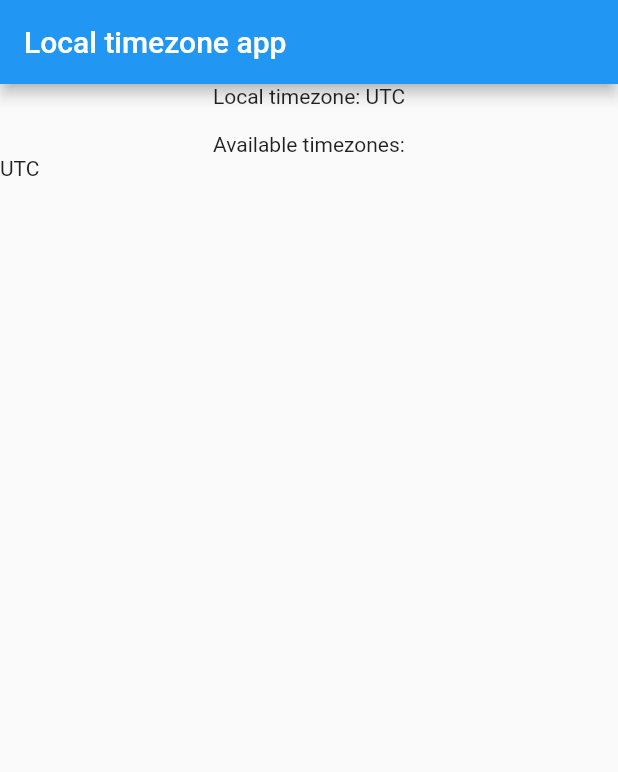
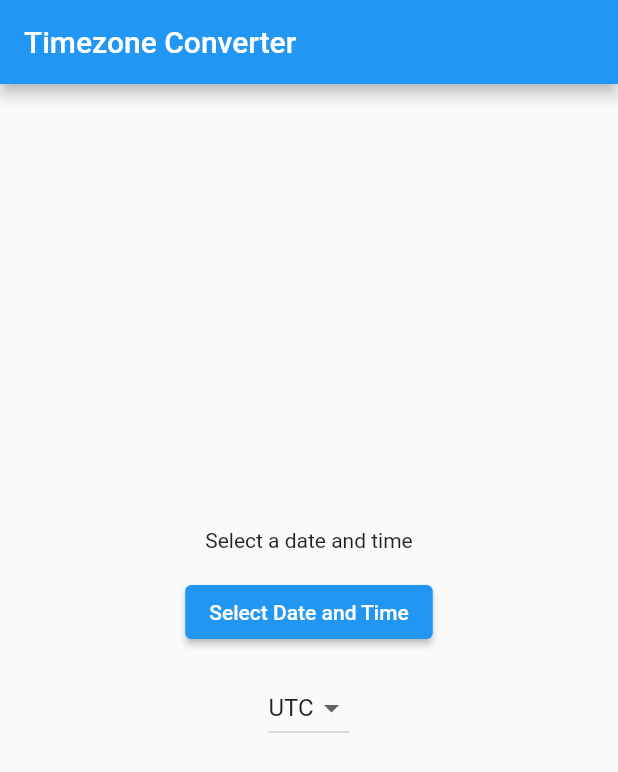
Before and after one commit to chrisokoriedev/facebookui, a Flutter app: the screen it shows after launch, on a phone screen of 412 x 824 dp. Shown: the top 772 px of the screen. Run offline on Flutter 3.47's test engine with Material 2 defaults, Android fonts, the phone set to English and light mode, and no system bars; our stand-ins replace timezone.

Commit message:
from chatgpt

```diff
--- a/lib/main.dart
+++ b/lib/main.dart
@@ -1,62 +1,118 @@
-import 'dart:async';
-
 import 'package:flutter/material.dart';
-import 'package:flutter_timezone/flutter_timezone.dart';
+import 'package:intl/intl.dart';
+import 'package:timezone/timezone.dart' as tz;
 
 void main() => runApp(MyApp());
 
-class MyApp extends StatefulWidget {
+class MyApp extends StatelessWidget {
   @override
-  _MyAppState createState() => _MyAppState();
+  Widget build(BuildContext context) {
+    return MaterialApp(
+      title: 'Flutter Demo',
+      theme: ThemeData(
+        primarySwatch: Colors.blue,
+      ),
+      home: TimezoneConverter(),
+    );
+  }
 }
 
-class _MyAppState extends State<MyApp> {
-  String _timezone = 'Unknown';
-  List<String> _availableTimezones = <String>[];
+class TimezoneConverter extends StatefulWidget {
+  @override
+  _TimezoneConverterState createState() => _TimezoneConverterState();
+}
 
-  @override
-  void initState() {
-    super.initState();
-    _initData();
-  }
+class _TimezoneConverterState extends State<TimezoneConverter> {
+  DateTime _selectedDate = DateTime.now();
+  String _selectedTimezone = 'UTC';
+  String _convertedTime = '';
 
-  Future<void> _initData() async {
-    try {
-      _timezone = await FlutterTimezone.getLocalTimezone();
-    } catch (e) {
-      print('Could not get the local timezone');
-    }
-    try {
-      _availableTimezones = await FlutterTimezone.getAvailableTimezones();
-      _availableTimezones.sort();
-    } catch (e) {
-      print('Could not get available timezones');
-    }
-    if (mounted) {
-      setState(() {});
-    }
-  }
+  // This map contains the time zones for various time zones
+  final Map<String, String> _timezones = {
+    'UTC': 'UTC',
+    'EST': 'America/New_York',
+    'JST': 'Asia/Tokyo',
+  };
 
   @override
   Widget build(BuildContext context) {
-    return MaterialApp(
-      home: Scaffold(
-        appBar: AppBar(
-          title: const Text('Local timezone app'),
-        ),
-        body: Column(
-          children: <Widget>[
-            Text('Local timezone: $_timezone\n'),
-            Text('Available timezones:'),
-            Expanded(
-              child: ListView.builder(
-                itemCount: _availableTimezones.length,
-                itemBuilder: (_, index) => Text(_availableTimezones[index]),
-              ),
-            )
+    return Scaffold(
+      appBar: AppBar(
+        title: Text('Timezone Converter'),
+      ),
+      body: Center(
+        child: Column(
+          mainAxisAlignment: MainAxisAlignment.center,
+          children: [
+            Text('Select a date and time'),
+            SizedBox(height: 16.0),
+            ElevatedButton(
+              onPressed: () {
+                _selectDate(context);
+              },
+              child: Text('Select Date and Time'),
+            ),
+            SizedBox(height: 16.0),
+            DropdownButton<String>(
+              value: _selectedTimezone,
+              onChanged: (newValue) {
+                setState(() {
+                  _selectedTimezone = newValue!;
+                  _convertTime();
+                });
+              },
+              items:
+                  _timezones.keys.map<DropdownMenuItem<String>>((String value) {
+                return DropdownMenuItem<String>(
+                  value: value,
+                  child: Text(value),
+                );
+              }).toList(),
+            ),
+            SizedBox(height: 16.0),
+            Text('$_convertedTime'),
           ],
         ),
       ),
     );
   }
+
+  void _selectDate(BuildContext context) async {
+    final DateTime? picked = await showDatePicker(
+      context: context,
+      initialDate: _selectedDate,
+      firstDate: DateTime(1900),
+      lastDate: DateTime(2100),
+    );
+    if (picked != null) {
+      final TimeOfDay? pickedTime = await showTimePicker(
+        context: context,
+        initialTime: TimeOfDay.fromDateTime(_selectedDate),
+      );
+      if (pickedTime != null) {
+        setState(() {
+          _selectedDate = DateTime(
+            picked.year,
+            picked.month,
+            picked.day,
+            pickedTime.hour,
+            pickedTime.minute,
+          );
+          _convertTime();
+        });
+      }
+    }
+  }
+
+  void _convertTime() {
+    // Get the time zone for the selected time zone
+    // Format the converted date and time
+    String formattedDateTime =
+        DateFormat('yyyy-MM-dd HH:mm:ss').format(_selectedDate);
+
+// Update the state with the converted time
+    setState(() {
+      _convertedTime = formattedDateTime;
+    });
+  }
 }
--- a/pubspec.yaml
+++ b/pubspec.yaml
@@ -35,7 +35,8 @@ dependencies:
 
   # The following adds the Cupertino Icons font to your application.
   # Use with the CupertinoIcons class for iOS style icons.
-  flutter_timezone: ^1.0.4
+  intl:
+  timezone:
 
 
 dev_dependencies:
```
Also changed, not shown: pubspec.lock, 1 other file.
